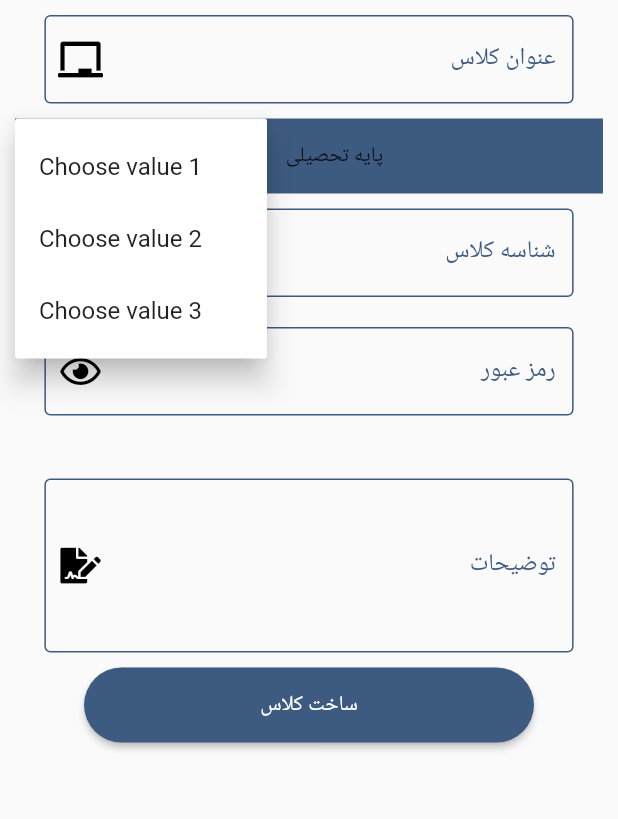
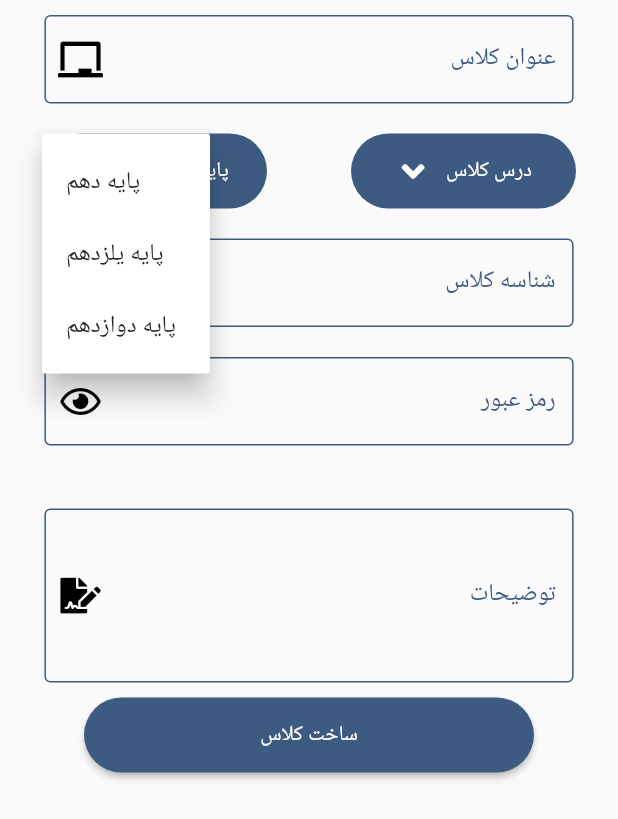
Before and after one commit to riasati/Tahlil_Mobile, a Flutter app: the ClassForm widget shown alone on an empty page, opened directly, after a tap on "پایه تحصیلی", on a phone screen of 412 x 824 dp. Shown: the top 819 px of the screen. Run offline on Flutter 3.47's test engine with Material 2 defaults, Android fonts, the phone set to English and light mode, and no system bars; drawn by our look-alikes of rounded_loading_button; our stand-ins replace font_awesome_flutter, image_picker, loading_overlay, rflutter_alert, shared_preferences; missing offline and left inert: popup_menu; accounts and stored records are empty.

Commit message:
Complete create class page ui

```diff
--- a/samproject/lib/pages/CreateNewClassPage/ClassForm.dart
+++ b/samproject/lib/pages/CreateNewClassPage/ClassForm.dart
@@ -13,6 +13,7 @@ class ClassForm extends StatefulWidget {
 
 class _ClassFormState extends State<ClassForm> {
   String _selectionGrade;
+  String _selectionLesson;
 
   final TextEditingController classPasswordController = TextEditingController();
   final TextEditingController classDescriptionController = TextEditingController();
@@ -45,10 +46,12 @@ class _ClassFormState extends State<ClassForm> {
               child: Row(
                 //mainAxisAlignment: MainAxisAlignment.spaceAround,
                 children: [
-                  Expanded(child: _ClassGrade()),
+                  _ClassGrade(),
+                  _ClassLesson(),
                 ],
+                mainAxisAlignment: MainAxisAlignment.spaceAround,
               ),
-              padding: EdgeInsets.only(left: 10, right: 10),
+              padding: EdgeInsets.only(top: 10 , bottom: 10),
             ),
             _ClassId(),
             _ClassPassword(),
@@ -234,8 +237,12 @@ class _ClassFormState extends State<ClassForm> {
         });
       },
       child: Container(
-        color: Color(0xFF3D5A80),
+        width: 150,
         height: 50,
+        decoration: BoxDecoration(
+          borderRadius: BorderRadius.circular(50.0),
+          color: Color(0xFF3D5A80),
+        ),
         child: Center(
           child: Row(
             mainAxisAlignment: MainAxisAlignment.center,
@@ -243,14 +250,20 @@ class _ClassFormState extends State<ClassForm> {
               Padding(
                 padding: EdgeInsets.only(right: 10),
                 child: Icon(
-                  Icons.add_alarm,
+                  FontAwesomeIcons.angleDown,
+                  color: Colors.white,
                   //size: 1,
                   // onPressed: () {
                   //   print('Hello world');
                   // },
                 ),
               ),
-              Text(_selectionGrade == null ? 'پایه تحصیلی' : _selectionGrade.toString()),
+              Text(
+                _selectionGrade == null ? 'پایه تحصیلی' : _selectionGrade.toString(),
+                style: TextStyle(
+                  color: Colors.white,
+                ),
+              ),
             ],
             // subtitle: Column(
             //   children: <Widget>[
@@ -263,16 +276,79 @@ class _ClassFormState extends State<ClassForm> {
       ),
       itemBuilder: (BuildContext context) => <PopupMenuEntry<String>>[
         const PopupMenuItem<String>(
-          value: 'Value1',
-          child: Text('Choose value 1'),
+          value: 'پایه دهم',
+          child: Text('پایه دهم'),
         ),
         const PopupMenuItem<String>(
-          value: 'Value2',
-          child: Text('Choose value 2'),
+          value: 'پایه یازدهم',
+          child: Text('پایه یلزدهم'),
         ),
         const PopupMenuItem<String>(
-          value: 'Value3',
-          child: Text('Choose value 3'),
+          value: 'پایه دوازدهم',
+          child: Text('پایه دوازدهم'),
+        ),
+      ],
+    );
+  }
+
+  // ignore: non_constant_identifier_names
+  Widget _ClassLesson(){
+    return PopupMenuButton<String>(
+      onSelected: (String value) {
+        setState(() {
+          _selectionLesson = value;
+        });
+      },
+      child: Container(
+        width: 150,
+        height: 50,
+        decoration: BoxDecoration(
+          borderRadius: BorderRadius.circular(50.0),
+          color: Color(0xFF3D5A80),
+        ),
+        child: Center(
+          child: Row(
+            mainAxisAlignment: MainAxisAlignment.center,
+            children: [
+              Padding(
+                padding: EdgeInsets.only(right: 10),
+                child: Icon(
+                  FontAwesomeIcons.angleDown,
+                  color: Colors.white,
+                  //size: 1,
+                  // onPressed: () {
+                  //   print('Hello world');
+                  // },
+                ),
+              ),
+              Text(
+                _selectionLesson == null ? 'درس کلاس' : _selectionLesson.toString(),
+                style: TextStyle(
+                  color: Colors.white,
+                ),
+              ),
+            ],
+            // subtitle: Column(
+            //   children: <Widget>[
+            //     Text('Sub title'),
+            //     Text(),
+            //   ],
+            // ),
+          ),
+        ),
+      ),
+      itemBuilder: (BuildContext context) => <PopupMenuEntry<String>>[
+        const PopupMenuItem<String>(
+          value: 'درس ریاضی',
+          child: Text('درس ریاضی'),
+        ),
+        const PopupMenuItem<String>(
+          value: 'درس فیزیک',
+          child: Text('درس فیزیک'),
+        ),
+        const PopupMenuItem<String>(
+          value: 'درس شیمی',
+          child: Text('درس شیمی'),
         ),
       ],
     );
--- a/samproject/lib/pages/CreateNewClassPage/main.dart
+++ b/samproject/lib/pages/CreateNewClassPage/main.dart
@@ -1,6 +1,7 @@
 import 'package:flutter/material.dart';
+import 'package:font_awesome_flutter/font_awesome_flutter.dart';
+import 'package:samproject/pages/CreateNewClassPage/ComponentOfClassForm/ClassGrade.dart';
 import 'package:samproject/pages/CreateNewClassPage/CreateClassPage.dart';
-
 
 void main() => runApp(MyApp());
 
@@ -10,7 +11,8 @@ class MyApp extends StatefulWidget {
 }
 
 class _MyAppState extends State<MyApp> {
-
+  String _selectionGrade;
+  String _selectionLesson;
 
   @override
   Widget build(BuildContext context) {
```
